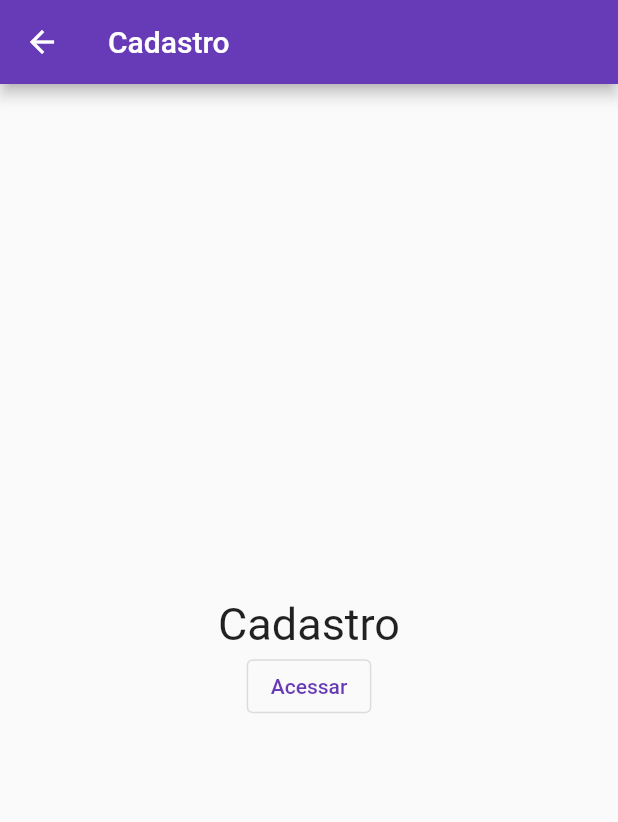
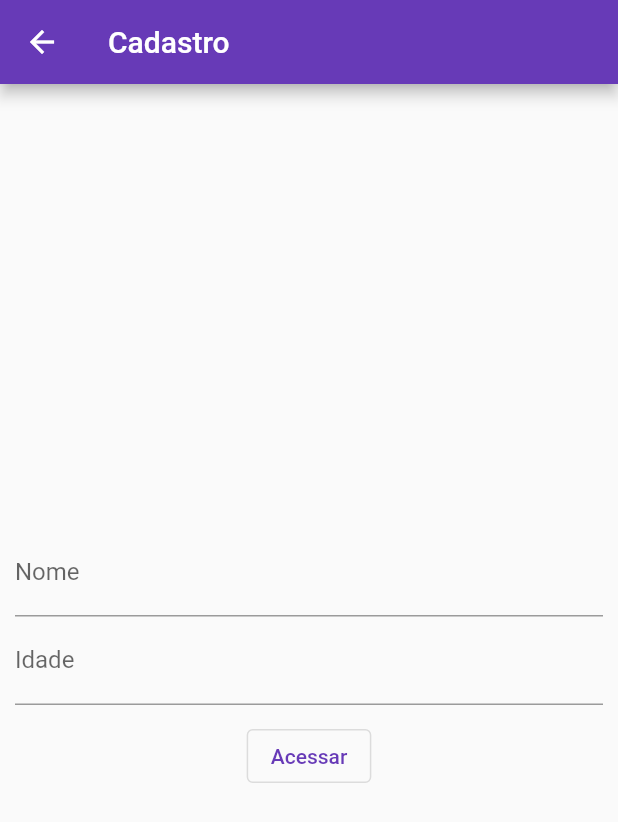
Before and after one commit to treinaweb/treinaweb-flutter-consumindo-api-com-dio, a Flutter app: the screen it shows after launch, after a tap on "Acessar", on a phone screen of 412 x 824 dp. Shown: the top 822 px of the screen. Run offline on Flutter 3.47's test engine with Material 2 defaults, Android fonts, the phone set to English and light mode, and no system bars.

Commit message:
rotas nomeadas

```diff
--- a/lib/cadastro.dart
+++ b/lib/cadastro.dart
@@ -11,19 +11,34 @@ class CadastroView extends StatelessWidget {
         title: const Text('Cadastro'),
       ),
       body: Center(
+        child: SingleChildScrollView(
           child: Column(
             mainAxisAlignment: MainAxisAlignment.center,
             children: [
-            const Text(
-              'Cadastro',
-              style: TextStyle(fontSize: 30),
+              Padding(
+                padding: const EdgeInsets.symmetric(horizontal: 10),
+                child: Column(
+                  children: const [
+                    TextField(
+                      decoration: InputDecoration(
+                        label: Text('Nome'),
+                      ),
+                    ),
+                    TextField(
+                      decoration: InputDecoration(
+                        label: Text('Idade'),
+                      ),
+                    ),
+                  ],
+                ),
+              ),
+              const SizedBox(
+                height: 10,
               ),
               OutlinedButton(
                 onPressed: () {
-                Navigator.of(context).pushAndRemoveUntil(
-                  MaterialPageRoute(
-                    builder: (ctx) => const HomeView(),
-                  ),
+                  Navigator.of(context).pushNamedAndRemoveUntil(
+                    "/home",
                     (route) => false,
                   );
                 },
@@ -32,6 +47,7 @@ class CadastroView extends StatelessWidget {
             ],
           ),
         ),
+      ),
     );
   }
 }
--- /dev/null
+++ b/lib/components/card.dart
@@ -0,0 +1,47 @@
+import 'package:flutter/material.dart';
+
+class CardName extends StatelessWidget {
+  final String name;
+  final int idade;
+  const CardName({Key? key, required this.name, required this.idade})
+      : super(key: key);
+
+  @override
+  Widget build(BuildContext context) {
+    return Padding(
+      padding: const EdgeInsets.symmetric(vertical: 10),
+      child: Row(
+        mainAxisAlignment: MainAxisAlignment.center,
+        children: [
+          Column(
+            crossAxisAlignment: CrossAxisAlignment.start,
+            children: [
+              Text(
+                name,
+                style: const TextStyle(fontSize: 30),
+              ),
+              Text(
+                '$idade anos',
+                style: const TextStyle(fontSize: 30),
+              ),
+            ],
+          ),
+          Container(
+            margin: const EdgeInsets.only(left: 10),
+            decoration: const BoxDecoration(
+              color: Colors.red,
+              borderRadius: BorderRadius.only(
+                bottomRight: Radius.circular(10),
+                topRight: Radius.circular(10),
+              ),
+            ),
+            child: IconButton(
+              onPressed: () {},
+              icon: const Icon(Icons.edit),
+            ),
+          )
+        ],
+      ),
+    );
+  }
+}
--- a/lib/home.dart
+++ b/lib/home.dart
@@ -1,4 +1,5 @@
 import 'package:cadastro/cadastro.dart';
+import 'package:cadastro/components/card.dart';
 import 'package:flutter/material.dart';
 
 class HomeView extends StatelessWidget {
@@ -11,26 +12,31 @@ class HomeView extends StatelessWidget {
         title: const Text('Home Page'),
       ),
       body: Center(
+        child: SingleChildScrollView(
           child: Column(
             mainAxisAlignment: MainAxisAlignment.center,
             children: [
-            const Text(
-              'Home Page',
-              style: TextStyle(fontSize: 30),
+              SizedBox(
+                height: MediaQuery.of(context).size.height * 0.70,
+                child: Column(
+                  children: [
+                    CardName(
+                      name: 'Ariel',
+                      idade: 25,
+                    ),
+                  ],
+                ),
               ),
               OutlinedButton(
                 onPressed: () {
-                Navigator.of(context).push(
-                  MaterialPageRoute(
-                    builder: (ctx) => const CadastroView(),
-                  ),
-                );
+                  Navigator.of(context).pushNamed("/cadastro");
                 },
                 child: const Text('Acessar'),
               )
             ],
           ),
         ),
+      ),
     );
   }
 }
--- a/lib/main.dart
+++ b/lib/main.dart
@@ -1,3 +1,4 @@
+import 'package:cadastro/cadastro.dart';
 import 'package:cadastro/home.dart';
 import 'package:flutter/material.dart';
 
@@ -16,7 +17,11 @@ class MyApp extends StatelessWidget {
         primarySwatch: Colors.deepPurple,
       ),
       debugShowCheckedModeBanner: false,
-      home: const HomeView(),
+      routes: {
+        "/home": (ctx) => const HomeView(),
+        "/cadastro": (ctx) => const CadastroView(),
+      },
+      initialRoute: "/home",
     );
   }
 }
```
Lines whose indentation alone changed are shown as unchanged.
